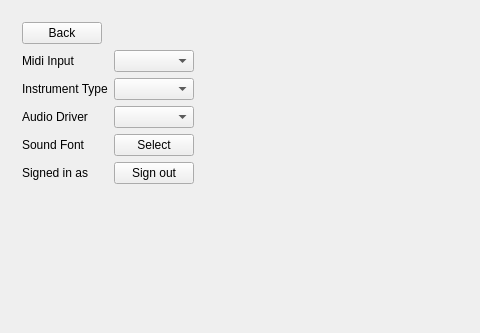
Before: the Qt Designer form RoomClient/settingswindow.ui in ljmc2000/VirtualConcertHall, drawn with Qt 5; both pictures show x 0 to 480 and y 0 to 333 of the 778 by 477 pixel window.
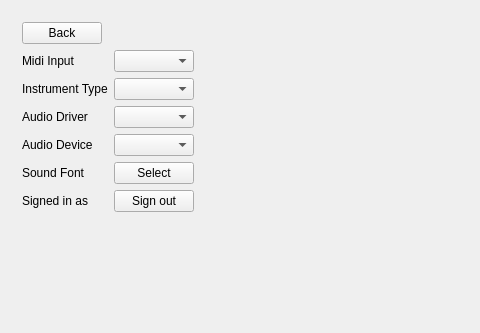
After: the same form once the commit is applied. Custom widgets are drawn as their Qt base class.

Commit message: added device selector for port audio

Patch:
```diff
--- a/RoomClient/settingswindow.ui
+++ b/RoomClient/settingswindow.ui
@@ -78,34 +78,44 @@
       <item row="3" column="1">
        <widget class="QComboBox" name="audioDriverBox"/>
       </item>
-      <item row="4" column="0">
+      <item row="5" column="0">
        <widget class="QLabel" name="soundFontLabel">
         <property name="text">
          <string>Sound Font</string>
         </property>
        </widget>
       </item>
-      <item row="4" column="1">
+      <item row="5" column="1">
        <widget class="QPushButton" name="pickSfButton">
         <property name="text">
          <string>Select</string>
         </property>
        </widget>
       </item>
-      <item row="5" column="0">
+      <item row="6" column="0">
        <widget class="QLabel" name="signinLabel">
         <property name="text">
          <string>Signed in as</string>
         </property>
        </widget>
       </item>
-      <item row="5" column="1">
+      <item row="6" column="1">
        <widget class="QPushButton" name="signinButton">
         <property name="text">
          <string>Sign out</string>
         </property>
        </widget>
       </item>
+      <item row="4" column="1">
+       <widget class="QComboBox" name="audioDeviceBox"/>
+      </item>
+      <item row="4" column="0">
+       <widget class="QLabel" name="audioDeviceLabel">
+        <property name="text">
+         <string>Audio Device</string>
+        </property>
+       </widget>
+      </item>
      </layout>
     </widget>
    </item>
```
Left out of the diff: 34 changed lines with no effect on the pictures. The commit also changes 4 other files.
